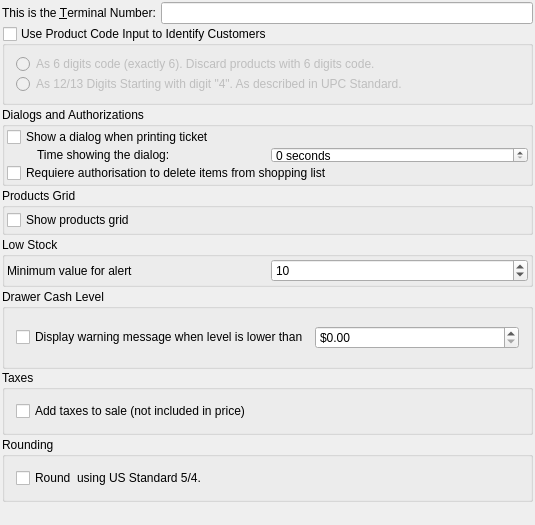
Qt form src/ui/prefs_base.ui (miguelchavez/lemonpos) before a commit.
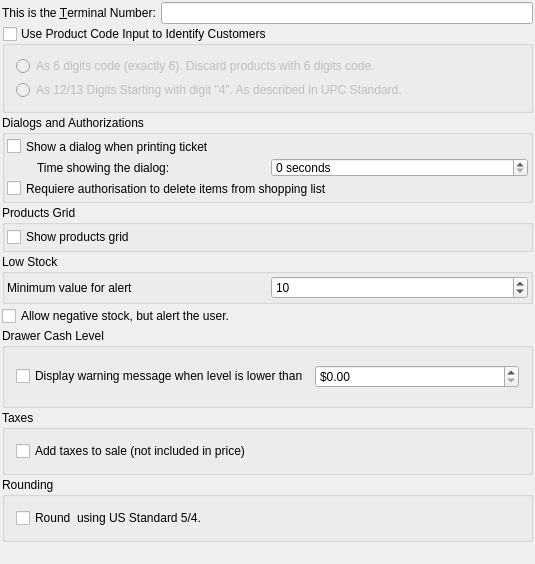
The same form after that commit.

Commit message: Adding setting for allowNegativeStock. Adding support for selling when negative or zero stock level on a product -at lemon-.

Diff of the .ui file:
```diff
--- a/src/ui/prefs_base.ui
+++ b/src/ui/prefs_base.ui
@@ -7,7 +7,7 @@
     <x>0</x>
     <y>0</y>
     <width>535</width>
-    <height>525</height>
+    <height>564</height>
    </rect>
   </property>
   <property name="minimumSize">
@@ -229,6 +229,13 @@
      </layout>
     </widget>
    </item>
+   <item>
+    <widget class="QCheckBox" name="kcfg_allowNegativeStock">
+     <property name="text">
+      <string>Allow negative stock, but alert the user.</string>
+     </property>
+    </widget>
+   </item>
    <item>
     <widget class="QGroupBox" name="groupBox_3">
      <property name="sizePolicy">
```
The commit also changes 3 other files.
